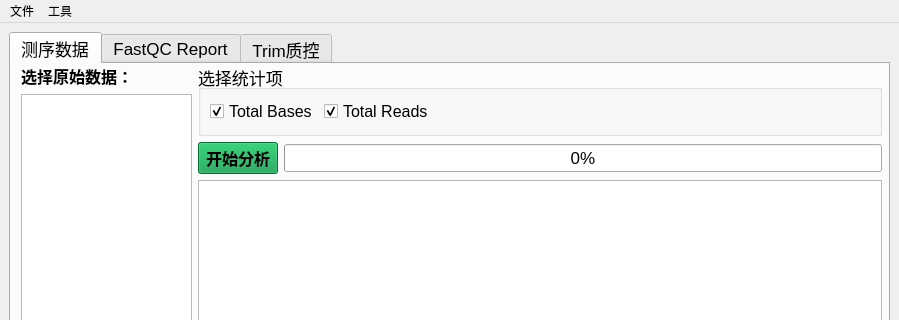
Old version of the form gui/ui_design/mainwindow.ui in the repository yuanzheng/Metagenome; both pictures show x 0 to 899 and y 0 to 320 of the 899 by 628 pixel window.
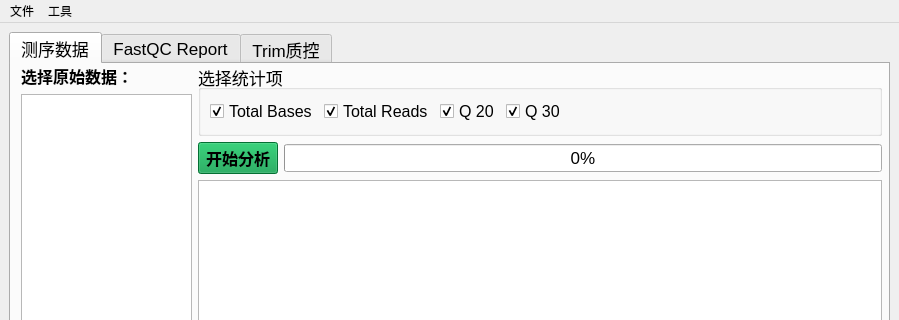
New version of the form.

Patch:
```diff
--- a/gui/ui_design/mainwindow.ui
+++ b/gui/ui_design/mainwindow.ui
@@ -111,7 +111,7 @@
              <property name="title">
               <string>选择统计项</string>
              </property>
-             <layout class="QHBoxLayout" name="horizontalLayout_3" stretch="0,0,1">
+             <layout class="QHBoxLayout" name="horizontalLayout_3" stretch="0,0,0,0,1">
               <item>
                <widget class="QCheckBox" name="checkBox_total_bases">
                 <property name="font">
@@ -146,6 +146,38 @@
                 </property>
                </widget>
               </item>
+              <item>
+               <widget class="QCheckBox" name="checkBox_Q20">
+                <property name="font">
+                 <font>
+                  <family>Arial</family>
+                  <pointsize>12</pointsize>
+                 </font>
+                </property>
+                <property name="text">
+                 <string>Q 20</string>
+                </property>
+                <property name="checked">
+                 <bool>true</bool>
+                </property>
+               </widget>
+              </item>
+              <item>
+               <widget class="QCheckBox" name="checkBox_Q30">
+                <property name="font">
+                 <font>
+                  <family>Arial</family>
+                  <pointsize>12</pointsize>
+                 </font>
+                </property>
+                <property name="text">
+                 <string>Q 30</string>
+                </property>
+                <property name="checked">
+                 <bool>true</bool>
+                </property>
+               </widget>
+              </item>
               <item>
                <spacer name="horizontalSpacer">
                 <property name="orientation">
```
